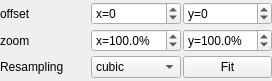
Before: the Qt Designer form resources/ui/transform.ui in flegac/piaf-edit, drawn with Qt 5.
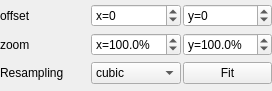
After: the same form once the commit is applied.

Diff of the .ui file:
```diff
--- a/resources/ui/transform.ui
+++ b/resources/ui/transform.ui
@@ -7,7 +7,7 @@
                 <x>0</x>
                 <y>0</y>
                 <width>272</width>
-                <height>81</height>
+                <height>91</height>
             </rect>
         </property>
         <property name="windowTitle">
```
